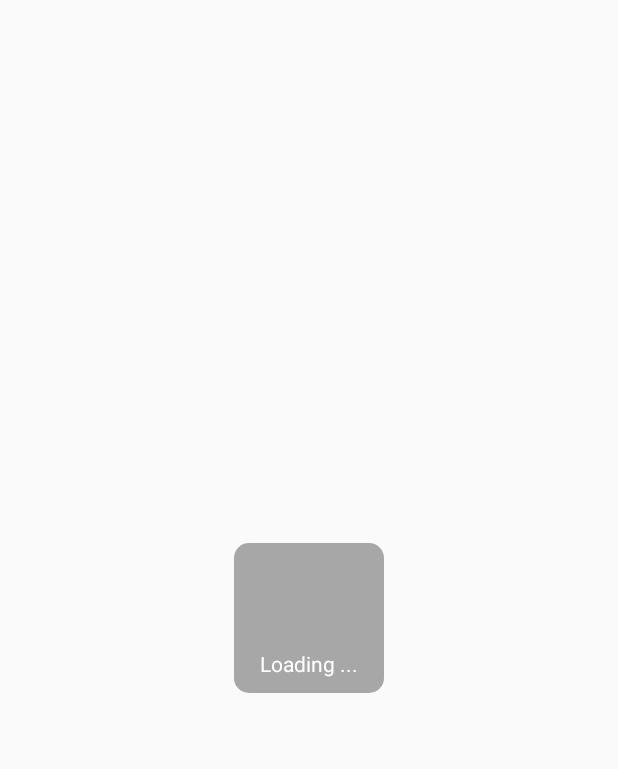
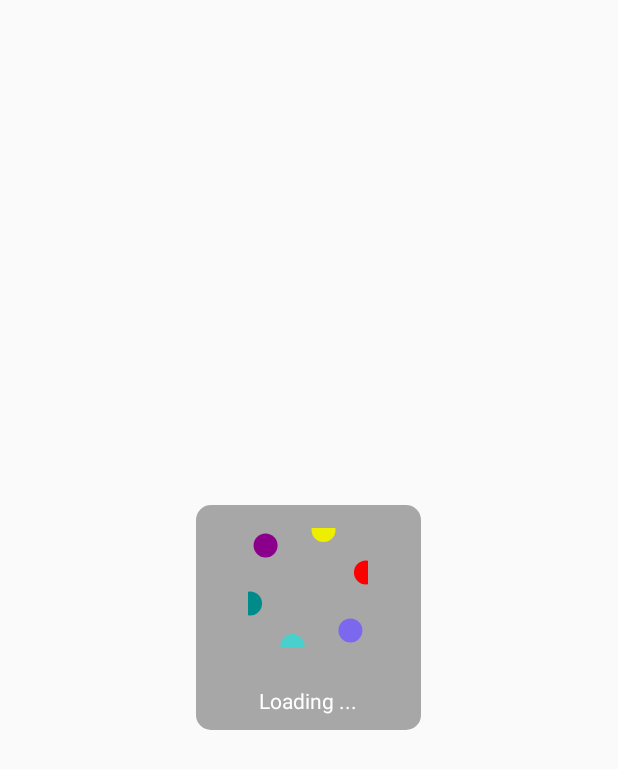
Before and after one commit to a616707902/wenguangIM, an Android app: the layout dialog_progress.xml on its own in the app's theme, with its tools: preview values and no code run, on a phone screen of 412 x 824 dp. Shown: the top 769 px of the screen. Run offline under Robolectric (Android 15) with nearby library versions, the phone set to English and light mode, and no system bars.

Commit message:
增加对话框

```diff
--- a/WenGuang/app/src/main/java/com/wenguang/chat/mvp/view/BaseView.java
+++ b/WenGuang/app/src/main/java/com/wenguang/chat/mvp/view/BaseView.java
@@ -5,4 +5,8 @@ package com.wenguang.chat.mvp.view;
  */
 public interface BaseView {
 
+    void showLoadProgressDialog(String str);
+
+    void dissDialog();
+
 }
--- a/WenGuang/app/src/main/java/com/wenguang/chat/widget/SplshView.java
+++ b/WenGuang/app/src/main/java/com/wenguang/chat/widget/SplshView.java
@@ -29,11 +29,11 @@ public class SplshView extends View {
 	/**
 	 * 旋转动画大圆半径
 	 */
-	private float mRotationRadius = 90;
+	private float mRotationRadius = 60;
 	/**
 	 * 旋转小圆半径
 	 */
-	private float mCircleRadius = 18;
+	private float mCircleRadius = 12;
 	/**
 	 * 小圆颜色
 	 */
@@ -50,7 +50,7 @@ public class SplshView extends View {
 	/**
 	 * 背景颜色
 	 */
-	private int mSplshBackColor = Color.WHITE;
+	private int mSplshBackColor ;
 	/**
 	 * 空心圆半径
 	 */
@@ -100,6 +100,7 @@ public class SplshView extends View {
 
 	public SplshView(Context context, AttributeSet attrs) {
 		super(context, attrs);
+		init(context);
 		// TODO Auto-generated constructor stub
 	}
 
@@ -119,7 +120,8 @@ public class SplshView extends View {
 		// 画笔初始化
 		mPaint.setAntiAlias(true);
 		mPaintBackground.setStyle(Style.STROKE);// 粗线条
-		mPaintBackground.setColor(mSplshBackColor);
+		mSplshBackColor=context.getResources().getColor(R.color.splsh_bg);
+		mPaintBackground.setColor( mSplshBackColor);
 
 	}
 
--- a/WenGuang/app/src/main/res/drawable/dialog_background.xml
+++ b/WenGuang/app/src/main/res/drawable/dialog_background.xml
@@ -1,6 +1,6 @@
 <?xml version="1.0" encoding="utf-8"?>
 <shape xmlns:android="http://schemas.android.com/apk/res/android" >
     <corners android:radius="10dp"/>
-    <solid android:color="#55000000"/>
+    <solid android:color="@color/dialog_bg"/>
 
 </shape>
--- a/WenGuang/app/src/main/res/layout/dialog_progress.xml
+++ b/WenGuang/app/src/main/res/layout/dialog_progress.xml
@@ -7,8 +7,8 @@
     android:orientation="vertical" >
 
     <LinearLayout
-        android:layout_width="100dp"
-        android:layout_height="100dp"
+        android:layout_width="150dp"
+        android:layout_height="150dp"
         android:background="@drawable/dialog_background"
         android:gravity="center"
         android:orientation="vertical" >
@@ -20,10 +20,10 @@
             android:gravity="center"
             android:orientation="vertical" >
 
-            <ImageView
+            <com.wenguang.chat.widget.SplshView
                 android:id="@+id/imageview_progress_spinner"
-                android:layout_width="40dp"
-                android:layout_height="40dp"
+                android:layout_width="80dp"
+                android:layout_height="80dp"
                 android:scaleType="center"
                  />
 
--- a/WenGuang/app/src/main/res/values/colors.xml
+++ b/WenGuang/app/src/main/res/values/colors.xml
@@ -19,6 +19,8 @@
     <color name="greed">#008B8B</color>
     <color name="purple">#8B008B</color>
     <color name="yellow">#EEEE00</color>
+    <color name="dialog_bg">#55000000</color>
+    <color name="splsh_bg">#00000000</color>
     <array name="splsh_circle_color">
         <item>@color/red</item>
         <item>@color/blue</item>
```
Also changed, not shown: WenGuang/app/src/main/java/com/wenguang/chat/activity/CallPhoneActivity.java (+10 -0 lines), WenGuang/app/src/main/java/com/wenguang/chat/activity/HomeActivity.java (+10 -0 lines), WenGuang/app/src/main/java/com/wenguang/chat/activity/LoginActivity.java (+25 -1 lines), WenGuang/app/src/main/java/com/wenguang/chat/activity/RecommendActivity.java (+10 -0 lines), WenGuang/app/src/main/java/com/wenguang/chat/activity/SendMessageActivity.java (+10 -0 lines), WenGuang/app/src/main/java/com/wenguang/chat/fragment/ContactFragment.java (+10 -0 lines), WenGuang/app/src/main/java/com/wenguang/chat/fragment/HomeFragment.java (+9 -0 lines), WenGuang/app/src/main/java/com/wenguang/chat/fragment/MineFragment.java (+8 -0 lines), WenGuang/app/src/main/java/com/wenguang/chat/mvp/presenter/LoginPresenter.java (+6 -3 lines), WenGuang/app/src/main/java/com/wenguang/chat/widget/LoadProgressDialog.java (+4 -49 lines).
